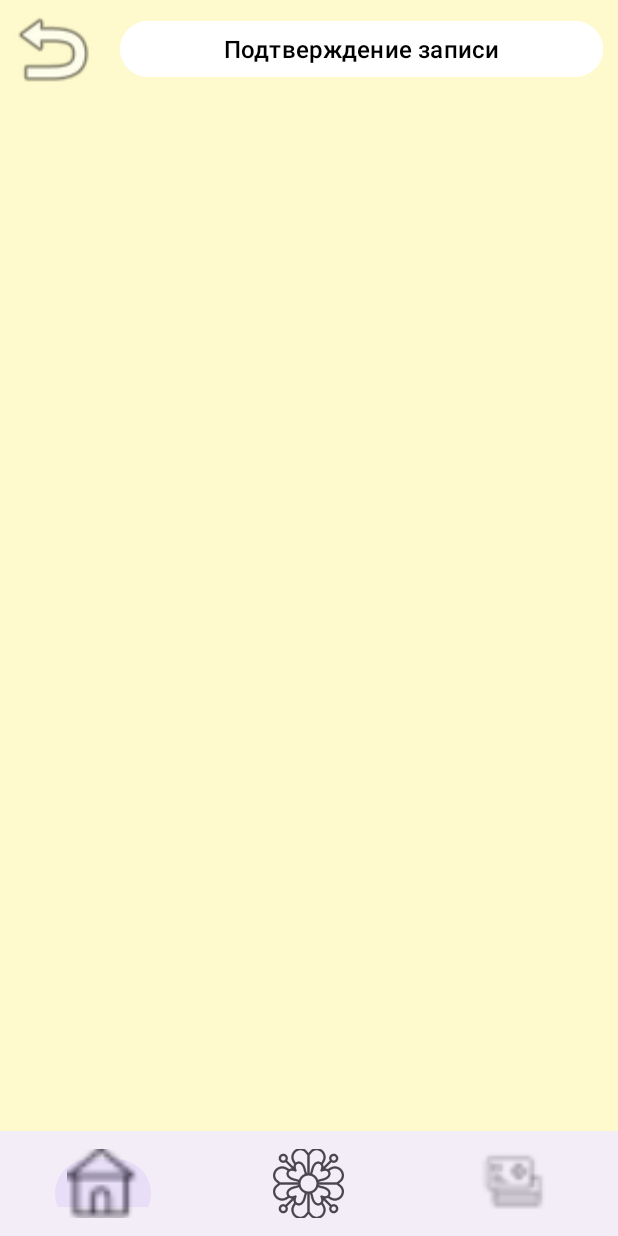
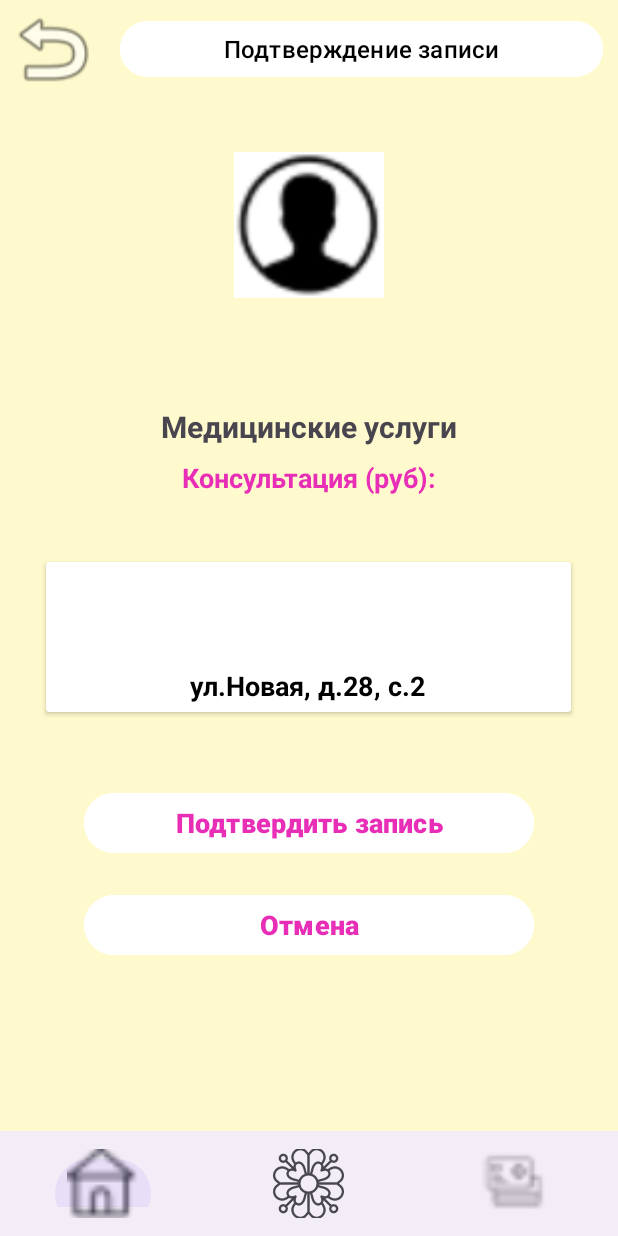
Before and after one commit to kkatrinna/medcenter, an Android app: the Confirmation screen opened directly, with no data from a screen before it, on a phone screen of 412 x 824 dp. Run offline under Robolectric (Android 15) with nearby library versions, the phone set to English and light mode, and no system bars.

Commit message:
подтверждение записи

```diff
--- a/app/src/main/java/com/example/medcenter/Calendar.kt
+++ b/app/src/main/java/com/example/medcenter/Calendar.kt
@@ -24,6 +24,7 @@ class Calendar : AppCompatActivity() {
         val config = resources.configuration
         config.setLocale(Locale("ru"))
         resources.updateConfiguration(config, resources.displayMetrics)
+
         calendarView1 = findViewById(R.id.calendarView1)
         dateTextView = findViewById(R.id.dateTextView)
         buttonNext = findViewById(R.id.buttonNext)
@@ -47,9 +48,10 @@ class Calendar : AppCompatActivity() {
         buttonNext.setOnClickListener {
             val selectedDate = Calendar.getInstance()
             selectedDate.timeInMillis = calendarView1.date
-
             val intent = Intent(this, DateTime::class.java).apply {
                 putExtra("SELECTED_DATE", selectedDate.timeInMillis)
+                putExtra("DOCTOR_NAME", intent.getStringExtra("DOCTOR_NAME"))
+                putExtra("DOCTOR_FEE", intent.getStringExtra("DOCTOR_FEE"))
             }
             startActivity(intent)
         }
--- a/app/src/main/java/com/example/medcenter/Confirmation.kt
+++ b/app/src/main/java/com/example/medcenter/Confirmation.kt
@@ -1,11 +1,54 @@
 package com.example.medcenter
 
+import android.os.Bundle
+import android.widget.Button
+import android.widget.ImageView
+import android.widget.TextView
+import android.widget.Toast
 import androidx.appcompat.app.AppCompatActivity
-import android.os.Bundle
+import com.bumptech.glide.Glide
 
 class Confirmation : AppCompatActivity() {
+    private lateinit var doctorNameTextView: TextView
+    private lateinit var doctorImageView: ImageView
+    private lateinit var appointmentDateTextView: TextView
+    private lateinit var appointmentTimeTextView: TextView
+    private lateinit var appointmentCostTextView: TextView
+
     override fun onCreate(savedInstanceState: Bundle?) {
         super.onCreate(savedInstanceState)
         setContentView(R.layout.activity_confirmation)
+
+        doctorNameTextView = findViewById(R.id.doctorNameTextView)
+        doctorImageView = findViewById(R.id.doctorImageView)
+        appointmentDateTextView = findViewById(R.id.appointmentDateTextView)
+        appointmentTimeTextView = findViewById(R.id.appointmentTimeTextView)
+        appointmentCostTextView = findViewById(R.id.appointmentCostTextView)
+
+        val doctorName = intent.getStringExtra("DOCTOR_NAME")
+        val doctorPhotoUrl = intent.getStringExtra("DOCTOR_PHOTO")
+        val appointmentDate = intent.getStringExtra("APPOINTMENT_DATE")
+        val appointmentTime = intent.getStringExtra("APPOINTMENT_TIME")
+        val appointmentCost = intent.getStringExtra("DOCTOR_FEE")
+
+        doctorNameTextView.text = doctorName
+        appointmentDateTextView.text = appointmentDate
+        appointmentTimeTextView.text = appointmentTime
+        appointmentCostTextView.text = appointmentCost
+
+
+        findViewById<Button>(R.id.confirmButton).setOnClickListener {
+            confirmAppointment(doctorName, appointmentDate, appointmentTime, appointmentCost)
+        }
+
+        findViewById<Button>(R.id.cancelButton).setOnClickListener {
+            finish()
+        }
+    }
+
+    private fun confirmAppointment(doctorName: String?, date: String?, time: String?, cost: String?) {
+        // Логика для подтверждения назначения
+        Toast.makeText(this, "Запись подтверждена: $doctorName на $date, время: $time, стоимость: $cost", Toast.LENGTH_SHORT).show()
+        // Дополнительные действия: сохранение в Firestore и т.д.
     }
 }
--- a/app/src/main/java/com/example/medcenter/DateTime.kt
+++ b/app/src/main/java/com/example/medcenter/DateTime.kt
@@ -1,6 +1,7 @@
 package com.example.medcenter
 
 
+import android.content.Intent
 import android.icu.text.SimpleDateFormat
 import androidx.appcompat.app.AppCompatActivity
 import android.os.Bundle
@@ -19,9 +20,12 @@ import java.util.Date
 import java.util.Locale
 
 private val db = Firebase.firestore
+
 class DateTime : AppCompatActivity() {
     private lateinit var weekTextView: TextView
     private lateinit var appointmentsLayout: LinearLayout
+    private var doctorName: String = "" // Variable to hold doctor's name
+    private var appointmentCost: Long = 0 // Variable to hold appointment cost
 
     override fun onCreate(savedInstanceState: Bundle?) {
         super.onCreate(savedInstanceState)
@@ -30,7 +34,11 @@ class DateTime : AppCompatActivity() {
         weekTextView = findViewById(R.id.weekTextView)
         appointmentsLayout = findViewById(R.id.appointmentsLayout)
 
+        // Get the selected date and doctor's details from the intent
         val selectedDateMilli = intent.getLongExtra("SELECTED_DATE", 0L)
+        doctorName = intent.getStringExtra("SELECTED_NAME") ?: ""
+        appointmentCost = intent.getLongExtra("SELECTED_FEE", 0L)
+
         val calendar = Calendar.getInstance()
         calendar.timeInMillis = selectedDateMilli
 
@@ -38,21 +46,21 @@ class DateTime : AppCompatActivity() {
         addAppointmentCardsForWeek(calendar.time)
     }
 
+    // Display the week starting from the selected date
     private fun displayWeek(calendar: Calendar) {
         val weekDays = StringBuilder()
         val dayFormatter = SimpleDateFormat("EE dd ", Locale("ru"))
-
         for (i in 0 until 7) {
             weekDays.append(dayFormatter.format(calendar.time)).append(" ")
             calendar.add(Calendar.DAY_OF_YEAR, 1)
         }
-
         weekTextView.text = weekDays.toString()
     }
 
+    // Save available appointment times to Firestore
     private fun saveAvailableTimes(date: String) {
         val availableTimes = (9..19).map { hour ->
-            String.format("%02d:00", hour) // Генерация времени по типу 9:00, 10:00 и т.д.
+            String.format("%02d:00", hour) // Generate time slots like 9:00, 10:00, etc.
         }
 
         val appointmentData = hashMapOf(
@@ -68,6 +76,8 @@ class DateTime : AppCompatActivity() {
                 Log.w("Firestore", "Error adding available times", e)
             }
     }
+
+    // Load available appointment times from Firestore
     private fun loadAvailableTimes(date: String, cardView: View) {
         db.collection("appointments")
             .whereEqualTo("date", date)
@@ -82,24 +92,32 @@ class DateTime : AppCompatActivity() {
                 Log.e("Firestore", "Error getting available times: ", exception)
             }
     }
+
+    // Populate buttons for each available time slot
     private fun populateTimeButtons(availableTimes: List<String>, cardView: View) {
-        val buttonContainer = findViewById<GridLayout>(R.id.buttonContainer)
+        val buttonContainer = cardView.findViewById<GridLayout>(R.id.buttonContainer)
         buttonContainer.removeAllViews()
         availableTimes.forEach { time ->
-            val button = Button(this)
-            button.text = time
-            button.setBackgroundColor(ContextCompat.getColor(this@DateTime, R.color.pink))
-            button.setTextColor(ContextCompat.getColor(this@DateTime, R.color.white))
-            button.layoutParams = GridLayout.LayoutParams().apply {
-                setMargins(8, 8, 8, 8)
-                width = 150 // Динамическая ширина
-                height = 100
+            val button = Button(this).apply {
+                text = time
+                setBackgroundColor(ContextCompat.getColor(this@DateTime, R.color.pink))
+                setTextColor(ContextCompat.getColor(this@DateTime, R.color.white))
+                layoutParams = GridLayout.LayoutParams().apply {
+                    setMargins(8, 8, 8, 8)
+                    width = 150
+                    height = 100
+                }
             }
 
             button.setOnClickListener {
-                // Обработка нажатия кнопки для выбора времени
                 Toast.makeText(this, "Выбрано время: $time", Toast.LENGTH_SHORT).show()
-                // Здесь можно сохранить выбранное время в Firestore или выполнить другие действия
+                val confirmationIntent = Intent(this, Confirmation::class.java).apply {
+                    putExtra("DOCTOR_NAME", intent.getStringExtra("DOCTOR_NAME"))
+                    putExtra("DOCTOR_FEE", intent.getStringExtra("DOCTOR_FEE"))
+                    putExtra("APPOINTMENT_DATE", SimpleDateFormat("yyyy-MM-dd", Locale.getDefault()).format(Date()))
+                    putExtra("APPOINTMENT_TIME", time)
+                }
+                startActivity(confirmationIntent)
             }
             buttonContainer.addView(button)
         }
@@ -107,23 +125,20 @@ class DateTime : AppCompatActivity() {
     private fun addAppointmentCard(date: Date) {
         val cardView = layoutInflater.inflate(R.layout.week_card, appointmentsLayout, false)
         val dateTextView: TextView = cardView.findViewById(R.id.weekDayText)
+        dateTextView.text = SimpleDateFormat("EEEE, dd MMMM yyyy", Locale("ru")).format(date)
+        loadAvailableTimes(SimpleDateFormat("yyyy-MM-dd").format(date), cardView)
+        saveAvailableTimes(SimpleDateFormat("yyyy-MM-dd").format(date))
+        appointmentsLayout.addView(cardView)
+    }
 
-        dateTextView.text = SimpleDateFormat("EEEE, dd MMMM yyyy", Locale("ru")).format(date)
-
-        loadAvailableTimes(SimpleDateFormat("yyyy-MM-dd").format(date), cardView)
-
-        saveAvailableTimes(SimpleDateFormat("yyyy-MM-dd").format(date))
-
-        appointmentsLayout.addView(cardView) // Добавляем карточку в layout
-    }
+    // Add appointment cards for the entire week
     private fun addAppointmentCardsForWeek(startDate: Date) {
         val calendar = Calendar.getInstance()
         calendar.time = startDate
 
         for (i in 0 until 7) {
-            addAppointmentCard(calendar.time) // Добавляем карточку для текущей даты
-            calendar.add(Calendar.DAY_OF_YEAR, 1) // Переходим к следующему дню
+            addAppointmentCard(calendar.time)
+            calendar.add(Calendar.DAY_OF_YEAR, 1)
         }
     }
-
 }
--- a/app/src/main/java/com/example/medcenter/DoctorDetail.kt
+++ b/app/src/main/java/com/example/medcenter/DoctorDetail.kt
@@ -33,7 +33,11 @@ class DoctorDetail : AppCompatActivity() {
 
         findViewById<Button>(R.id.button_schedule).setOnClickListener {
             saveAppointment(doctorName, appointmentFee)
-            val intent = Intent(this, Calendar::class.java)
+            val intent = Intent(this, Calendar::class.java).apply {
+                putExtra("DOCTOR_NAME", doctorName)
+                putExtra("DOCTOR_PHOTO", photoUrl)
+                putExtra("DOCTOR_FEE", appointmentFee)
+            }
             startActivity(intent)
         }
         addSampleLerning()
@@ -42,6 +46,7 @@ class DoctorDetail : AppCompatActivity() {
         loadWork()
         loadLerning()
         loadDiagnosis()
+
     }
 
     private fun saveAppointment(doctorName: String?, appointmentFee: Double) {
--- a/app/src/main/java/com/example/medcenter/SplashScreen.kt
+++ b/app/src/main/java/com/example/medcenter/SplashScreen.kt
@@ -11,6 +11,6 @@ class SplashScreen : AppCompatActivity() {
         setContentView(R.layout.activity_splash_screen)
 
         Handler().postDelayed(
-            {startActivity(Intent(applicationContext,  Calendar::class.java))}, 3000)
+            {startActivity(Intent(applicationContext,  Specialization::class.java))}, 3000)
     }
 }
--- a/app/src/main/res/layout/activity_confirmation.xml
+++ b/app/src/main/res/layout/activity_confirmation.xml
@@ -17,8 +17,6 @@
             android:id="@+id/imageView4"
             android:layout_width="70dp"
             android:layout_height="64dp"
-            android:layout_row="0"
-            android:layout_column="1"
             app:srcCompat="@android:drawable/ic_menu_revert" />
 
         <Button
@@ -34,16 +32,128 @@
             android:textSize="16dp"
             android:textColor="@color/black"
             app:cornerRadius="100px" />
+    </LinearLayout>
 
+    <LinearLayout
+        android:layout_width="match_parent"
+        android:layout_height="wrap_content"
+        android:layout_marginTop="70dp"
+        android:layout_row="0"
+        android:layout_column="0"
+        android:gravity="center"
+        android:orientation="vertical">
+
+        <ImageView
+            android:id="@+id/doctorImageView"
+            android:layout_width="100dp"
+            android:layout_height="100dp"
+            android:layout_marginTop="30dp"
+            android:layout_gravity="center"
+            android:src="@drawable/photo"/>
+
+        <TextView
+            android:id="@+id/doctorNameTextView"
+            android:layout_width="wrap_content"
+            android:layout_height="wrap_content"
+            android:layout_marginTop="16dp"
+            android:textStyle="bold"
+            android:textColor="@color/black"
+            android:textSize="25sp" />
+
+
+        <TextView
+            android:id="@+id/TextView9"
+            android:layout_width="wrap_content"
+            android:layout_height="wrap_content"
+            android:layout_marginTop="20dp"
+            android:text="Медицинские услуги"
+            android:textStyle="bold"
+            android:textSize="20sp" />
+        <TextView
+            android:id="@+id/TextView22"
+            android:layout_width="wrap_content"
+            android:layout_height="wrap_content"
+            android:layout_marginTop="8dp"
+            android:text="Консультация (руб):"
+            android:textStyle="bold"
+            android:textColor="@color/pink"
+            android:textSize="18sp" />
+
+        <TextView
+            android:id="@+id/appointmentCostTextView"
+            android:layout_width="wrap_content"
+            android:layout_height="20dp"
+            android:layout_marginTop="8dp"
+            android:textColor="@color/pink"
+            android:textSize="18sp" />
+
+        <androidx.cardview.widget.CardView
+            android:layout_width="350dp"
+            android:layout_height="100dp"
+            android:layout_marginTop="16dp">
+
+        <TextView
+            android:id="@+id/appointmentDateTextView"
+            android:layout_width="wrap_content"
+            android:layout_height="wrap_content"
+            android:layout_marginTop="8dp"
+            android:layout_gravity="center_horizontal"
+            android:textColor="@color/black"
+            android:textStyle="bold"
+            android:textSize="18sp" />
+
+        <TextView
+            android:id="@+id/appointmentTimeTextView"
+            android:layout_width="wrap_content"
+            android:layout_height="wrap_content"
+            android:layout_marginTop="40dp"
+            android:layout_gravity="center_horizontal"
+            android:textColor="@color/pink"
+            android:textStyle="bold"
+            android:textSize="18sp" />
+
+            <TextView
+                android:id="@+id/TextView5"
+                android:layout_width="wrap_content"
+                android:layout_height="wrap_content"
+                android:layout_marginTop="70dp"
+                android:layout_gravity="center_horizontal"
+                android:text="ул.Новая, д.28, с.2"
+                android:textColor="@color/black"
+                android:textStyle="bold"
+                android:textSize="18sp" />
+        </androidx.cardview.widget.CardView>
+        <Button
+            android:id="@+id/confirmButton"
+            android:layout_width="300dp"
+            android:layout_height="wrap_content"
+            android:backgroundTint="@color/white"
+            android:textColor="@color/pink"
+            android:layout_marginTop="50dp"
+            android:text="Подтвердить запись"
+            android:textStyle="bold"
+            android:textSize="18dp"
+            app:cornerRadius="100px"/>
+
+        <Button
+            android:id="@+id/cancelButton"
+            android:layout_width="300dp"
+            android:layout_height="wrap_content"
+            android:backgroundTint="@color/white"
+            android:layout_marginTop="20dp"
+            android:textColor="@color/pink"
+            android:text="Отмена"
+            android:textStyle="bold"
+            android:textSize="18dp"
+            app:cornerRadius="100px"/>
     </LinearLayout>
 
     <com.google.android.material.bottomnavigation.BottomNavigationView
         android:layout_width="match_parent"
         android:layout_height="70dp"
+        android:layout_row="0"
+        android:layout_column="0"
         android:layout_gravity="bottom"
         app:itemIconSize="47dp"
-        android:layout_row="1"
-        android:layout_column="0"
         app:menu="@menu/bottom_nav_menu" />
-
 </GridLayout>
```
